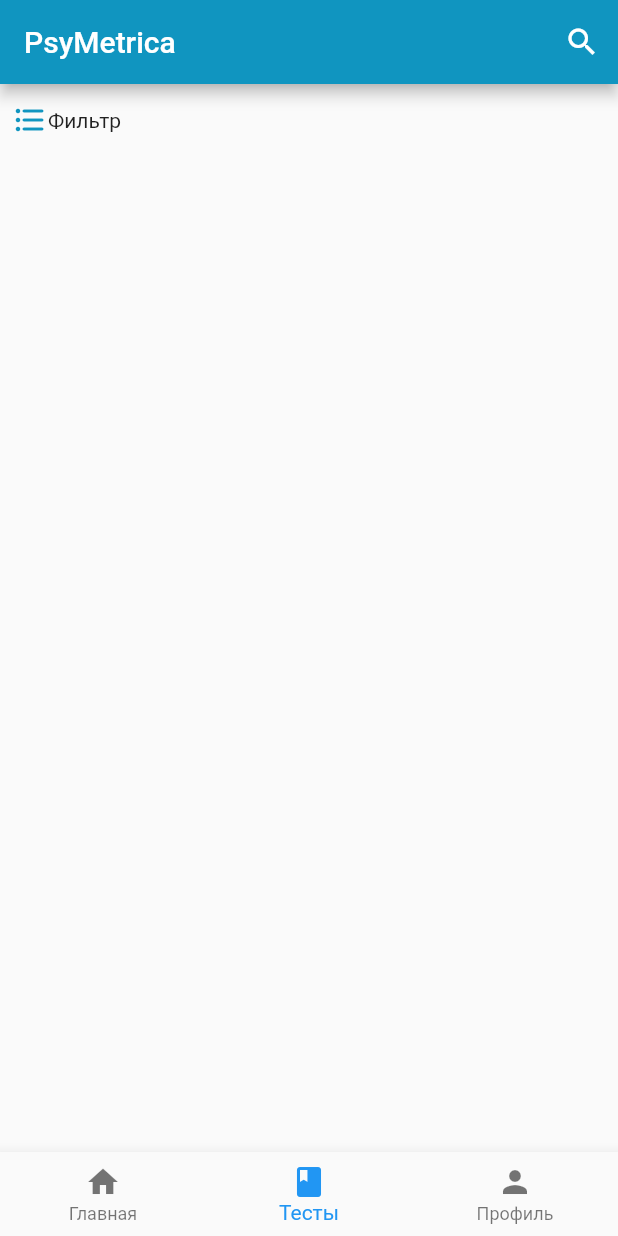
After one commit to egorcherkasoff/psymetrica-mobile, a Flutter app: the screen it shows after launch, item 2 of the bottom bar chosen, after a tap on "Фильтр", on a phone screen of 412 x 824 dp. The commit adds this screen. Run offline on Flutter 3.47's test engine with Material 2 defaults, Android fonts, the phone set to English and light mode, and no system bars; our stand-ins replace google_fonts, percent_indicator; missing offline and left inert: flutter_verification_code.

Commit message:
working on changing card looks

```diff
--- /dev/null
+++ b/lib/components/notification_card.dart
@@ -0,0 +1,59 @@
+import 'package:flutter/material.dart';
+import 'package:percent_indicator/linear_percent_indicator.dart';
+
+class NotificationCard extends StatefulWidget {
+  const NotificationCard({
+    super.key,
+  });
+
+  @override
+  State<NotificationCard> createState() => NotificationCardState();
+}
+
+class NotificationCardState extends State<NotificationCard> {
+  @override
+  Widget build(BuildContext context) {
+    return Container(
+      margin: const EdgeInsets.symmetric(horizontal: 10.0, vertical: 5.0),
+      child: Card(
+        child: Column(
+          children: [
+            ListTile(
+              title: Text("Вы не закончили тест \"Определи свой психотип\""),
+              subtitle: Container(
+                child: LinearPercentIndicator(
+                  leading: Text("Ваш прогресс: "),
+                  padding: const EdgeInsets.only(left: 8.0, right: 8.0),
+                  lineHeight: 10.0,
+                  backgroundColor: Colors.black26,
+                  trailing: Text(
+                    "10/12",
+                    style: Theme.of(context).textTheme.displaySmall,
+                  ),
+                  percent: 0.8,
+                  barRadius: const Radius.circular(3),
+                  progressColor: Theme.of(context).primaryColor,
+                ),
+              ),
+            ),
+            InkWell(
+              onTap: () {},
+              splashColor: Theme.of(context).primaryColor,
+              child: Container(
+                width: double.infinity,
+                alignment: Alignment.center,
+                height: 48.0,
+                child: Text("Продолжить"),
+                decoration: BoxDecoration(
+                  border: Border(
+                    top: BorderSide(color: Colors.black12),
+                  ),
+                ),
+              ),
+            ),
+          ],
+        ),
+      ),
+    );
+  }
+}
--- a/lib/main.dart
+++ b/lib/main.dart
@@ -1,8 +1,8 @@
 import 'package:flutter/material.dart';
 import 'package:psymetrica/screens/home.dart';
 import 'package:psymetrica/screens/register.dart';
+import 'package:psymetrica/screens/tests.dart';
 import 'package:psymetrica/screens/welcome.dart';
-import 'package:psymetrica/test_forms/scale.dart';
 import 'package:psymetrica/screens/test_start.dart';
 import 'package:psymetrica/screens/register_confirm.dart';
 import 'package:psymetrica/theme.dart';
@@ -18,13 +18,14 @@ class Main extends StatelessWidget {
   Widget build(BuildContext context) {
     return MaterialApp(
       theme: appTheme,
-      initialRoute: "/welcome",
+      initialRoute: "/",
       routes: {
         '/': (context) => (Home()),
         '/welcome': (context) => (Welcome()),
         '/register': (context) => (Register()),
         '/register/confirm': (context) => (RegisterConfirm()),
         '/tests/<id>/start': (context) => (TestStart()),
+        '/tests': (context) => (TestsScreen())
       },
     );
   }
--- /dev/null
+++ b/lib/screens/tests.dart
@@ -0,0 +1,75 @@
+import "package:flutter/material.dart";
+
+class TestsScreen extends StatefulWidget {
+  const TestsScreen({super.key});
+
+  @override
+  State<TestsScreen> createState() => _TestsScreenState();
+}
+
+class _TestsScreenState extends State<TestsScreen> {
+  @override
+  Widget build(BuildContext context) {
+    return Scaffold(
+      appBar: AppBar(
+        title: const Text('PsyMetrica'),
+        backgroundColor: Theme.of(context).primaryColor,
+        automaticallyImplyLeading: false,
+        actions: [
+          IconButton(
+            onPressed: () {},
+            icon: Icon(
+              Icons.search,
+              color: Colors.white,
+            ),
+          )
+        ],
+      ),
+      bottomNavigationBar: BottomNavigationBar(
+        currentIndex: 1,
+        onTap: (int idx) {
+          if (idx == 0) {
+            Navigator.pushNamed(context, "/");
+          } else if (idx == 1) {
+            Navigator.pushNamed(context, "/tests");
+          } else {
+            Navigator.pushNamed(context, "/register");
+          }
+        },
+        items: const [
+          BottomNavigationBarItem(
+            icon: Icon(Icons.home),
+            label: "Главная",
+          ),
+          BottomNavigationBarItem(
+            icon: Icon(Icons.book),
+            label: "Тесты",
+          ),
+          BottomNavigationBarItem(
+            icon: Icon(Icons.person),
+            label: "Профиль",
+          ),
+        ],
+      ),
+      body: Column(
+        children: [
+          TextButton(
+            onPressed: () {},
+            child: Row(
+              children: [
+                Icon(
+                  Icons.format_list_bulleted_rounded,
+                  color: Theme.of(context).primaryColor,
+                ),
+                Text(
+                  "Фильтр",
+                  style: Theme.of(context).textTheme.bodyMedium,
+                )
+              ],
+            ),
+          ),
+        ],
+      ),
+    );
+  }
+}
--- a/lib/theme.dart
+++ b/lib/theme.dart
@@ -9,7 +9,7 @@ final appTheme = ThemeData(
       fontWeight: FontWeight.w500,
     ),
     displayMedium: GoogleFonts.montserrat(
-      fontSize: 16.0,
+      fontSize: 18.0,
       fontWeight: FontWeight.w500,
       color: Colors.black,
     ),
```
Also changed, not shown: lib/screens/home.dart (+103 -154 lines).
